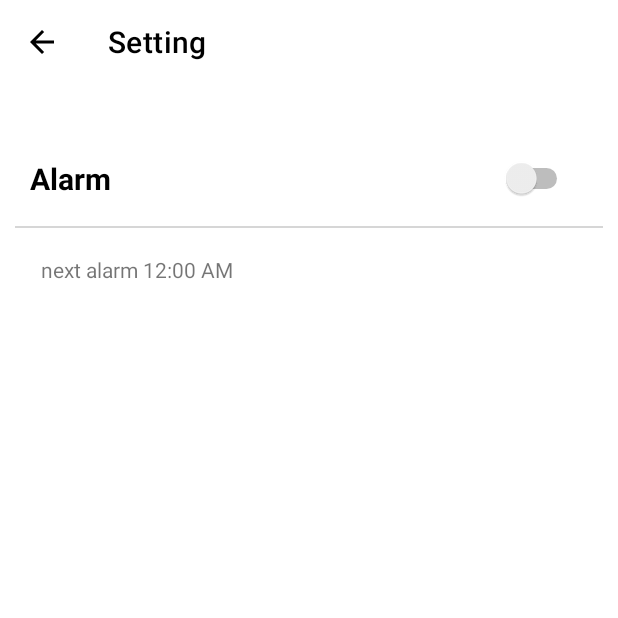
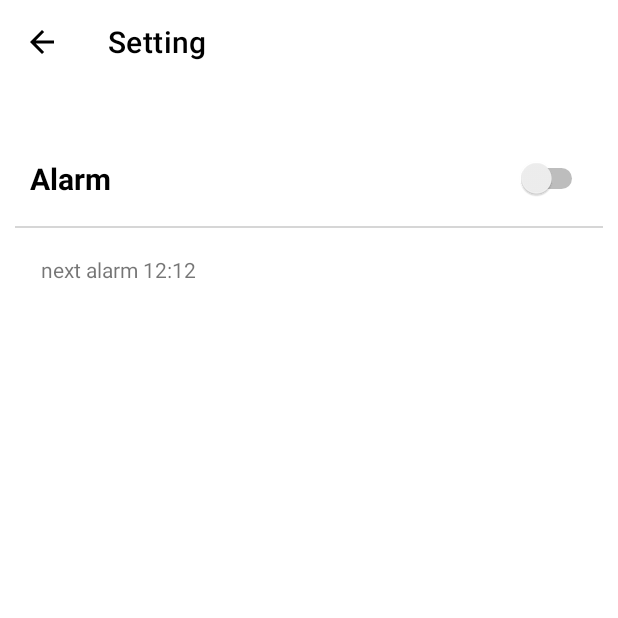
Before and after one commit to hkg5600/everyday-diary-android, an Android app: the SettingActivity screen opened directly, with no data from a screen before it, on a phone screen of 412 x 824 dp, the top half of it. Run offline under Robolectric (Android 15) with nearby library versions, the phone set to English and light mode, and no system bars; our stand-ins replace data binding; 4 statements that could not run were skipped.

Commit message:
Error Alarm does not work

```diff
--- a/app/src/main/AndroidManifest.xml
+++ b/app/src/main/AndroidManifest.xml
@@ -40,7 +40,7 @@
             </intent-filter>
         </activity>
         <activity android:name=".ui.main.MainActivity" />
-
+        <receiver android:name=".utils.AlarmReceiver"/>
     </application>
 
 </manifest>
--- a/app/src/main/java/com/example/everyday_diary/ui/setting/SettingActivity.kt
+++ b/app/src/main/java/com/example/everyday_diary/ui/setting/SettingActivity.kt
@@ -1,30 +1,42 @@
 package com.example.everyday_diary.ui.setting
 
-import android.app.NotificationChannel
-import android.app.NotificationManager
-import android.app.PendingIntent
+import android.annotation.SuppressLint
+import android.app.*
 import android.content.Context
 import android.content.Intent
 import android.content.SharedPreferences
-import android.os.Build
 import android.view.MenuItem
-import androidx.core.app.NotificationCompat
 import com.example.everyday_diary.R
 import com.example.everyday_diary.base.BaseActivity
 import com.example.everyday_diary.databinding.ActivitySettingBinding
-import com.example.everyday_diary.ui.main.MainActivity
+import com.example.everyday_diary.utils.AlarmReceiver
 import kotlinx.android.synthetic.main.app_bar.*
 import org.koin.androidx.viewmodel.ext.android.viewModel
+import java.util.*
 
 class SettingActivity : BaseActivity<ActivitySettingBinding, SettingActivityViewModel>() {
     override val layoutResourceId = R.layout.activity_setting
     override val viewModel: SettingActivityViewModel by viewModel()
     private lateinit var settings: SharedPreferences
-
+    lateinit var alarmManager: AlarmManager
+    lateinit var pendingIntent: PendingIntent
+    lateinit var dialog: TimePickerDialog
+    lateinit var dialogListener: TimePickerDialog.OnTimeSetListener
+    private val calendar = Calendar.getInstance()
+    private var alarmTime: Long = 0
+    private var hour = 0
+    private var minute = 0
     override fun initView() {
         settings = getSharedPreferences("Alarm", Context.MODE_PRIVATE)
+        setSavedTime()
         initActionBar()
+        initAlarmText()
+        initAlarm()
+        initTimePickerListener()
         initSwitch()
+        setCalendar(hour, minute)
+        setAlarmTime()
+        viewDataBinding.activity = this
     }
 
     override fun initObserver() {
@@ -39,57 +51,71 @@ class SettingActivity : BaseActivity<ActivitySettingBinding, SettingActivityView
 
     }
 
-    private fun makeNotification() {
-        val notificationManager =
-            getSystemService(Context.NOTIFICATION_SERVICE) as NotificationManager
-
-        val notificationIntent = Intent(this, MainActivity::class.java)
-        notificationIntent.putExtra("notificationId", 100)
-        notificationIntent.setFlags(Intent.FLAG_ACTIVITY_NEW_TASK).flags =
-            Intent.FLAG_ACTIVITY_CLEAR_TASK
-        val pendingIntent = PendingIntent.getActivity(
-            this,
-            0,
-            notificationIntent,
-            PendingIntent.FLAG_UPDATE_CURRENT
-        )
-
-        val builder = NotificationCompat.Builder(this, "alarm")
-            .setContentTitle("everyday diary")
-            .setContentText("Write your today")
-            .setPriority(NotificationCompat.PRIORITY_DEFAULT)
-            .setContentIntent(pendingIntent)
-            .setAutoCancel(true)
-
-        if (Build.VERSION.SDK_INT >= Build.VERSION_CODES.O) {
-
-            builder.setSmallIcon(R.drawable.ic_launcher_foreground) //mipmap 사용시 Oreo 이상에서 시스템 UI 에러남
-            val channelName = "notification channel"
-            val description = "for upper oreo"
-            val importance = NotificationManager.IMPORTANCE_HIGH
-
-            val channel = NotificationChannel("alarm", channelName, importance)
-            channel.description = description
-
-            notificationManager.createNotificationChannel(channel)
-
-        } else builder.setSmallIcon(R.mipmap.ic_launcher)
-
-        notificationManager.notify(1234, builder.build()) // 고유숫자로 노티피케이션 동작시킴
-
+    private fun initAlarm() {
+        val intent = Intent(this, AlarmReceiver::class.java)
+        pendingIntent =
+            PendingIntent.getBroadcast(this, 0, intent, PendingIntent.FLAG_UPDATE_CURRENT)
+        alarmManager = getSystemService(Context.ALARM_SERVICE) as AlarmManager
     }
 
+    private fun setSavedTime() {
+        hour = settings.getInt("hour", 12)
+        minute = settings.getInt("minute", 12)
+    }
 
     private fun initSwitch() {
         viewDataBinding.switchButton.isChecked = settings.getBoolean("switch_key", false)
         viewDataBinding.switchButton.setOnCheckedChangeListener { _, isChecked ->
             if (isChecked) {
-
+                setAlarm()
             } else {
-
+                alarmManager.cancel(pendingIntent)
             }
             settings.edit().putBoolean("switch_key", isChecked).apply()
         }
+    }
+
+    fun showDialog() {
+        dialog = TimePickerDialog(this, dialogListener, 0, 0, true)
+        dialog.show()
+    }
+
+    private fun initTimePickerListener() {
+        dialogListener = TimePickerDialog.OnTimeSetListener { _, hourOfDay, minute ->
+            settings.edit().putInt("hour", hourOfDay).putInt("minute", minute).apply()
+            setCalendar(hour, minute)
+            setAlarmTime()
+            setAlarmText(hourOfDay, minute)
+            setAlarm()
+        }
+    }
+
+
+    private fun setCalendar(hour: Int, minute: Int) {
+        calendar.set(Calendar.HOUR_OF_DAY, hour)
+        calendar.set(Calendar.MINUTE, minute)
+    }
+
+    private fun initAlarmText() {
+        setAlarmText(hour, minute)
+    }
+
+    @SuppressLint("SetTextI18n")
+    private fun setAlarmText(hour: Int, minute: Int) {
+        viewDataBinding.textViewTime.text = "next alarm $hour:$minute"
+    }
+
+    private fun setAlarmTime() {
+        alarmTime = calendar.timeInMillis
+    }
+
+    private fun setAlarm() {
+        alarmManager.setRepeating(
+            AlarmManager.RTC_WAKEUP,
+            alarmTime,
+            AlarmManager.INTERVAL_DAY,
+            pendingIntent
+        )
     }
 
     private fun initActionBar() {
--- a/app/src/main/res/layout/activity_setting.xml
+++ b/app/src/main/res/layout/activity_setting.xml
@@ -1,6 +1,11 @@
 <?xml version="1.0" encoding="utf-8"?>
 <layout xmlns:android="http://schemas.android.com/apk/res/android">
 
+    <data>
+        <variable
+            name="activity"
+            type="com.example.everyday_diary.ui.setting.SettingActivity" />
+    </data>
     <androidx.coordinatorlayout.widget.CoordinatorLayout xmlns:app="http://schemas.android.com/apk/res-auto"
         xmlns:tools="http://schemas.android.com/tools"
         android:layout_width="match_parent"
@@ -27,7 +32,10 @@
                 android:layout_marginTop="20dp"
                 android:background="@drawable/alarm_holder_background"
                 app:layout_constraintStart_toStartOf="parent"
-                app:layout_constraintTop_toTopOf="parent">
+                app:layout_constraintTop_toTopOf="parent"
+                android:clickable="true"
+                android:focusable="true"
+                android:onClick="@{() -> activity.showDialog()}">
 
                 <TextView
                     android:id="@+id/text_view_alarm"
@@ -48,7 +56,7 @@
                     android:id="@+id/switch_button"
                     android:layout_width="wrap_content"
                     android:layout_height="wrap_content"
-                    android:layout_marginEnd="20dp"
+                    android:layout_marginEnd="10dp"
                     app:layout_constraintBottom_toBottomOf="parent"
                     app:layout_constraintEnd_toEndOf="parent"
                     app:layout_constraintTop_toTopOf="parent" />
@@ -65,7 +73,8 @@
                 android:focusable="true"
                 android:text="next alarm 12:00 AM"
                 android:padding="7dp"
-                app:layout_constraintTop_toBottomOf="@+id/alarm_holder" />
+                app:layout_constraintTop_toBottomOf="@+id/alarm_holder"
+                android:onClick="@{() -> activity.showDialog()}"/>
 
         </androidx.constraintlayout.widget.ConstraintLayout>
     </androidx.coordinatorlayout.widget.CoordinatorLayout>
```
Also changed, not shown: app/src/main/java/com/example/everyday_diary/utils/AlarmReceiver.kt (added, +61 -0 lines), app/src/main/java/com/example/everyday_diary/utils/Service.kt (added, +19 -0 lines).
